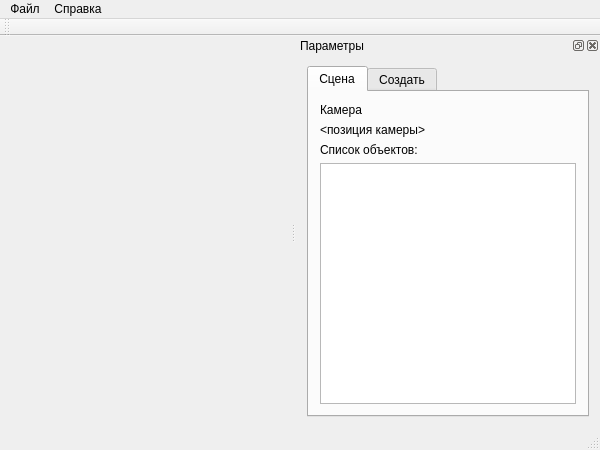
The window that DehaxRenderer/MainWindow.ui (Dehax/DehaxRenderer) describes before a commit, drawn with Qt 5.
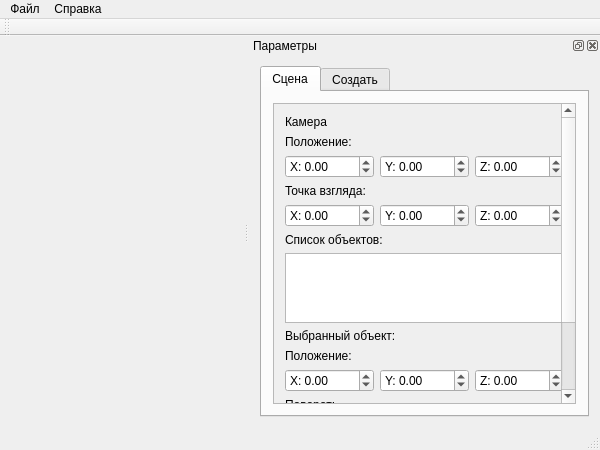
The same window after the commit. The open tabs and pages were chosen to show the change. Custom widgets are drawn as their Qt base class.

Commit message: Релизован графический интерфейс для управления расположением объектов на сцене. Добавлены элементы интерфейса для создания модели фотоаппарата.

What changed in the file:
```diff
--- a/DehaxRenderer/MainWindow.ui
+++ b/DehaxRenderer/MainWindow.ui
@@ -107,40 +107,342 @@
         </attribute>
         <layout class="QVBoxLayout" name="verticalLayout_3">
          <item>
-          <widget class="QLabel" name="cameraLabel">
-           <property name="text">
-            <string>Камера</string>
+          <widget class="QScrollArea" name="objectsListTabScrollArea">
+           <property name="horizontalScrollBarPolicy">
+            <enum>Qt::ScrollBarAlwaysOff</enum>
            </property>
-          </widget>
-         </item>
-         <item>
-          <widget class="QLabel" name="cameraPositionValueLabel">
-           <property name="text">
-            <string>&lt;позиция камеры&gt;</string>
-           </property>
-          </widget>
-         </item>
-         <item>
-          <widget class="QLabel" name="objectsLabel">
-           <property name="text">
-            <string>Список объектов:</string>
-           </property>
-          </widget>
-         </item>
-         <item>
-          <widget class="QListWidget" name="objectsListWidget">
-           <property name="focusPolicy">
-            <enum>Qt::NoFocus</enum>
-           </property>
-           <property name="selectionBehavior">
-            <enum>QAbstractItemView::SelectRows</enum>
-           </property>
-           <property name="selectionRectVisible">
+           <property name="widgetResizable">
             <bool>true</bool>
            </property>
-           <property name="currentRow">
-            <number>-1</number>
-           </property>
+           <widget class="QWidget" name="objectsListTabScrollAreaWidgetContents">
+            <property name="geometry">
+             <rect>
+              <x>0</x>
+              <y>0</y>
+              <width>278</width>
+              <height>383</height>
+             </rect>
+            </property>
+            <layout class="QVBoxLayout" name="verticalLayout_5">
+             <item>
+              <widget class="QLabel" name="cameraLabel">
+               <property name="text">
+                <string>Камера</string>
+               </property>
+              </widget>
+             </item>
+             <item>
+              <widget class="QLabel" name="cameraPositionLabel">
+               <property name="text">
+                <string>Положение:</string>
+               </property>
+              </widget>
+             </item>
+             <item>
+              <layout class="QHBoxLayout" name="cameraPositionLayout">
+               <item>
+                <widget class="QDoubleSpinBox" name="cameraPositionX">
+                 <property name="buttonSymbols">
+                  <enum>QAbstractSpinBox::UpDownArrows</enum>
+                 </property>
+                 <property name="showGroupSeparator" stdset="0">
+                  <bool>false</bool>
+                 </property>
+                 <property name="prefix">
+                  <string>X: </string>
+                 </property>
+                 <property name="minimum">
+                  <double>-1000.000000000000000</double>
+                 </property>
+                 <property name="maximum">
+                  <double>1000.000000000000000</double>
+                 </property>
+                </widget>
+               </item>
+               <item>
+                <widget class="QDoubleSpinBox" name="cameraPositionY">
+                 <property name="prefix">
+                  <string>Y: </string>
+                 </property>
+                 <property name="minimum">
+                  <double>-1000.000000000000000</double>
+                 </property>
+                 <property name="maximum">
+                  <double>1000.000000000000000</double>
+                 </property>
+                </widget>
+               </item>
+               <item>
+                <widget class="QDoubleSpinBox" name="cameraPositionZ">
+                 <property name="prefix">
+                  <string>Z: </string>
+                 </property>
+                 <property name="minimum">
+                  <double>-1000.000000000000000</double>
+                 </property>
+                 <property name="maximum">
+                  <double>1000.000000000000000</double>
+                 </property>
+                </widget>
+               </item>
+              </layout>
+             </item>
+             <item>
+              <widget class="QLabel" name="cameraLookAtLabel">
+               <property name="text">
+                <string>Точка взгляда:</string>
+               </property>
+              </widget>
+             </item>
+             <item>
+              <layout class="QHBoxLayout" name="cameraLookAtLayout">
+               <item>
+                <widget class="QDoubleSpinBox" name="cameraLookAtX">
+                 <property name="buttonSymbols">
+                  <enum>QAbstractSpinBox::UpDownArrows</enum>
+                 </property>
+                 <property name="showGroupSeparator" stdset="0">
+                  <bool>false</bool>
+                 </property>
+                 <property name="prefix">
+                  <string>X: </string>
+                 </property>
+                 <property name="minimum">
+                  <double>-1000.000000000000000</double>
+                 </property>
+                 <property name="maximum">
+                  <double>1000.000000000000000</double>
+                 </property>
+                </widget>
+               </item>
+               <item>
+                <widget class="QDoubleSpinBox" name="cameraLookAtY">
+                 <property name="prefix">
+                  <string>Y: </string>
+                 </property>
+                 <property name="minimum">
+                  <double>-1000.000000000000000</double>
+                 </property>
+                 <property name="maximum">
+                  <double>1000.000000000000000</double>
+                 </property>
+                </widget>
+               </item>
+               <item>
+                <widget class="QDoubleSpinBox" name="cameraLookAtZ">
+                 <property name="prefix">
+                  <string>Z: </string>
+                 </property>
+                 <property name="minimum">
+                  <double>-1000.000000000000000</double>
+                 </property>
+                 <property name="maximum">
+                  <double>1000.000000000000000</double>
+                 </property>
+                </widget>
+               </item>
+              </layout>
+             </item>
+             <item>
+              <widget class="QLabel" name="objectsLabel">
+               <property name="text">
+                <string>Список объектов:</string>
+               </property>
+              </widget>
+             </item>
+             <item>
+              <widget class="QListWidget" name="objectsListWidget">
+               <property name="focusPolicy">
+                <enum>Qt::NoFocus</enum>
+               </property>
+               <property name="selectionBehavior">
+                <enum>QAbstractItemView::SelectRows</enum>
+               </property>
+               <property name="selectionRectVisible">
+                <bool>true</bool>
+               </property>
+               <property name="currentRow">
+                <number>-1</number>
+               </property>
+              </widget>
+             </item>
+             <item>
+              <widget class="QLabel" name="objectLabel">
+               <property name="text">
+                <string>Выбранный объект:</string>
+               </property>
+              </widget>
+             </item>
+             <item>
+              <widget class="QLabel" name="objectPositionLabel">
+               <property name="text">
+                <string>Положение:</string>
+               </property>
+              </widget>
+             </item>
+             <item>
+              <layout class="QHBoxLayout" name="objectPositionLayout">
+               <item>
+                <widget class="QDoubleSpinBox" name="objectPositionX">
+                 <property name="buttonSymbols">
+                  <enum>QAbstractSpinBox::UpDownArrows</enum>
+                 </property>
+                 <property name="showGroupSeparator" stdset="0">
+                  <bool>false</bool>
+                 </property>
+                 <property name="prefix">
+                  <string>X: </string>
+                 </property>
+                 <property name="minimum">
+                  <double>-1000.000000000000000</double>
+                 </property>
+                 <property name="maximum">
+                  <double>1000.000000000000000</double>
+                 </property>
+                </widget>
+               </item>
+               <item>
+                <widget class="QDoubleSpinBox" name="objectPositionY">
+                 <property name="prefix">
+                  <string>Y: </string>
+                 </property>
+                 <property name="minimum">
+                  <double>-1000.000000000000000</double>
+                 </property>
+                 <property name="maximum">
+                  <double>1000.000000000000000</double>
+                 </property>
+                </widget>
+               </item>
+               <item>
+                <widget class="QDoubleSpinBox" name="objectPositionZ">
+                 <property name="prefix">
+                  <string>Z: </string>
+                 </property>
+                 <property name="minimum">
+                  <double>-1000.000000000000000</double>
+                 </property>
+                 <property name="maximum">
+                  <double>1000.000000000000000</double>
+                 </property>
+                </widget>
+               </item>
+              </layout>
+             </item>
+             <item>
+              <widget class="QLabel" name="objectRotationLabel">
+               <property name="text">
+                <string>Поворот:</string>
+               </property>
+              </widget>
+             </item>
+             <item>
+              <layout class="QHBoxLayout" name="objectRotationLayout">
+               <item>
+                <widget class="QDoubleSpinBox" name="objectRotationX">
+                 <property name="buttonSymbols">
+                  <enum>QAbstractSpinBox::UpDownArrows</enum>
+                 </property>
+                 <property name="showGroupSeparator" stdset="0">
+                  <bool>false</bool>
+                 </property>
+                 <property name="prefix">
+                  <string>X: </string>
+                 </property>
+                 <property name="minimum">
+                  <double>0.000000000000000</double>
+                 </property>
+                 <property name="maximum">
+                  <double>360.000000000000000</double>
+                 </property>
+                </widget>
+               </item>
+               <item>
+                <widget class="QDoubleSpinBox" name="objectRotationY">
+                 <property name="prefix">
+                  <string>Y: </string>
+                 </property>
+                 <property name="minimum">
+                  <double>0.000000000000000</double>
+                 </property>
+                 <property name="maximum">
+                  <double>360.000000000000000</double>
+                 </property>
+                </widget>
+               </item>
+               <item>
+                <widget class="QDoubleSpinBox" name="objectRotationZ">
+                 <property name="prefix">
+                  <string>Z: </string>
+                 </property>
+                 <property name="minimum">
+                  <double>0.000000000000000</double>
+                 </property>
+                 <property name="maximum">
+                  <double>360.000000000000000</double>
+                 </property>
+                </widget>
+               </item>
+              </layout>
+             </item>
+             <item>
+              <widget class="QLabel" name="objectScaleLabel">
+               <property name="text">
+                <string>Масштаб:</string>
+               </property>
+              </widget>
+             </item>
+             <item>
+              <layout class="QHBoxLayout" name="objectScaleLayout">
+               <item>
+                <widget class="QDoubleSpinBox" name="objectScaleX">
+                 <property name="buttonSymbols">
+                  <enum>QAbstractSpinBox::UpDownArrows</enum>
+                 </property>
+                 <property name="showGroupSeparator" stdset="0">
+                  <bool>false</bool>
+                 </property>
+                 <property name="prefix">
+                  <string>X: </string>
+                 </property>
+                 <property name="minimum">
+                  <double>0.000000000000000</double>
+                 </property>
+                 <property name="maximum">
+                  <double>1000.000000000000000</double>
+                 </property>
+                </widget>
+               </item>
+               <item>
+                <widget class="QDoubleSpinBox" name="objectScaleY">
+                 <property name="prefix">
+                  <string>Y: </string>
+                 </property>
+                 <property name="minimum">
+                  <double>0.000000000000000</double>
+                 </property>
+                 <property name="maximum">
+                  <double>1000.000000000000000</double>
+                 </property>
+                </widget>
+               </item>
+               <item>
+                <widget class="QDoubleSpinBox" name="objectScaleZ">
+                 <property name="prefix">
+                  <string>Z: </string>
+                 </property>
+                 <property name="minimum">
+                  <double>0.000000000000000</double>
+                 </property>
+                 <property name="maximum">
+                  <double>1000.000000000000000</double>
+                 </property>
+                </widget>
+               </item>
+              </layout>
+             </item>
+            </layout>
+           </widget>
           </widget>
          </item>
         </layout>
```
Left out of the diff: 215 changed lines with no effect on the pictures. The commit also changes 24 other files.
